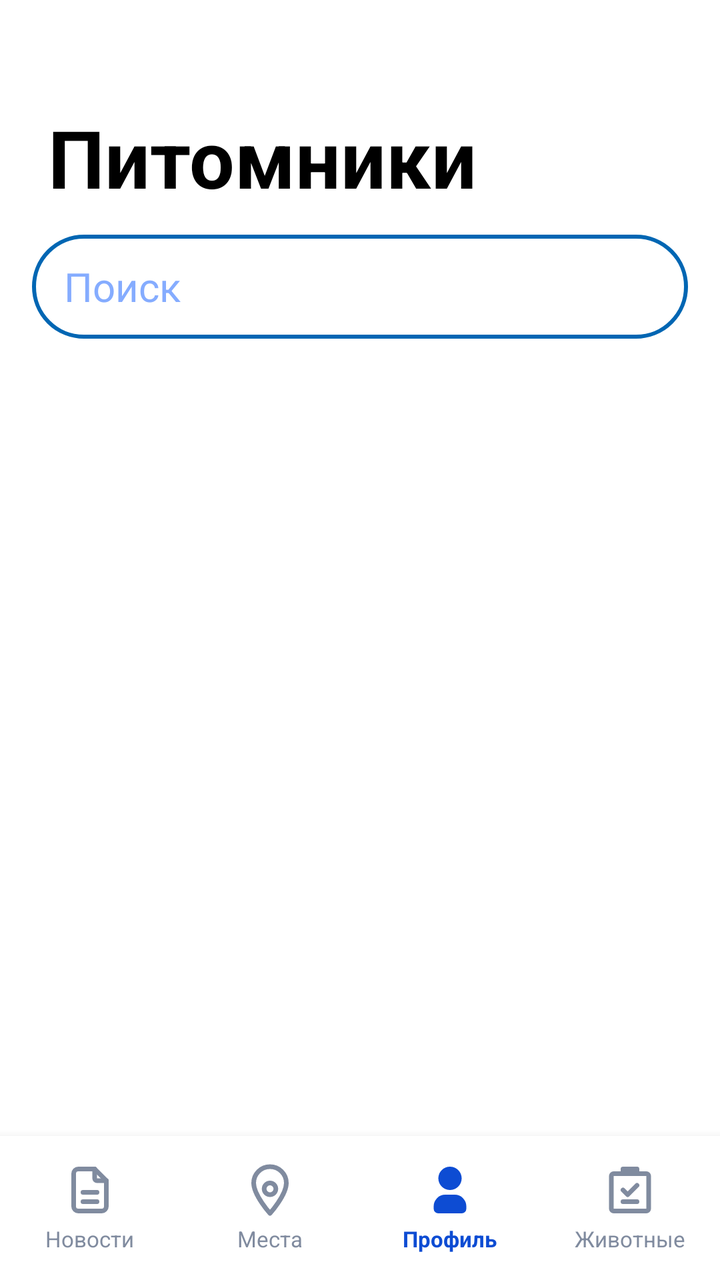
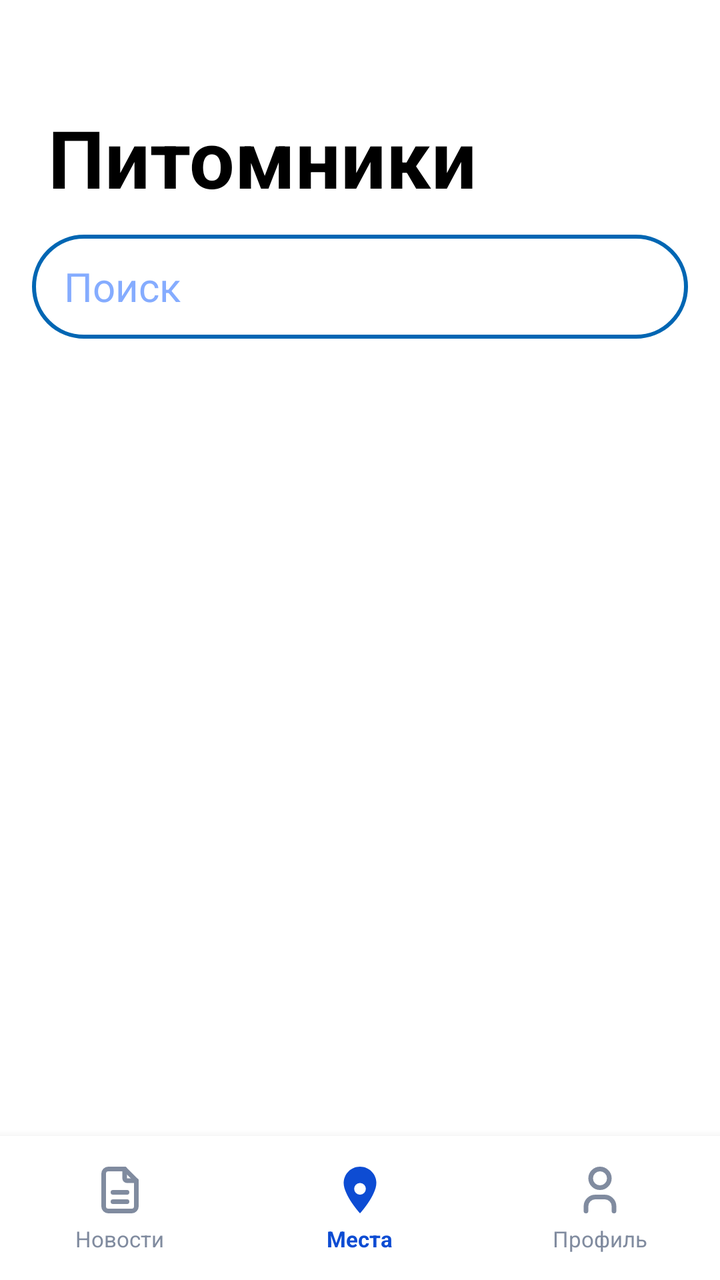

An Android layout rendered at two revisions. The XML below is the earlier revision; the diff shows what the commit changed to produce the second picture.
<!-- AndroidManifest.xml: application theme Theme.VetUslugi -->
<!-- res/layout/fragment_nurseries.xml -->
<?xml version="1.0" encoding="utf-8"?>
<androidx.constraintlayout.widget.ConstraintLayout xmlns:android="http://schemas.android.com/apk/res/android"
    xmlns:app="http://schemas.android.com/apk/res-auto"
    xmlns:tools="http://schemas.android.com/tools"
    android:layout_width="match_parent"
    android:layout_height="match_parent">

    <TextView
        android:id="@+id/nurseries"
        android:layout_width="wrap_content"
        android:layout_height="wrap_content"
        android:layout_marginStart="24dp"
        android:layout_marginTop="52dp"
        android:text="Питомники"
        android:textColor="?android:attr/colorPrimary"
        android:textSize="40sp"
        android:textStyle="bold"
        app:layout_constraintStart_toStartOf="parent"
        app:layout_constraintTop_toTopOf="parent" />

    <EditText
        android:id="@+id/etSearch"
        android:layout_width="0dp"
        android:layout_height="52dp"
        android:layout_marginStart="16dp"
        android:layout_marginEnd="16dp"
        android:layout_marginTop="12dp"
        android:background="@drawable/rounded_corners"
        android:hint="Поиск"
        android:inputType="text"
        android:paddingStart="16dp"
        android:paddingEnd="16dp"
        app:layout_constraintEnd_toEndOf="parent"
        app:layout_constraintStart_toStartOf="parent"
        app:layout_constraintTop_toBottomOf="@+id/nurseries" />

    <TextView
        android:id="@+id/tvEmptyState"
        android:layout_width="0dp"
        android:layout_height="wrap_content"
        android:layout_marginTop="48dp"
        android:gravity="center"
        android:text="Питомников пока нет"
        android:textColor="@color/blue"
        android:textSize="16sp"
        android:visibility="gone"
        app:layout_constraintEnd_toEndOf="parent"
        app:layout_constraintStart_toStartOf="parent"
        app:layout_constraintTop_toBottomOf="@+id/etSearch" />

    <androidx.recyclerview.widget.RecyclerView
        android:id="@+id/nurseriesRecycler"
        android:layout_width="0dp"
        android:layout_height="0dp"
        android:layout_marginTop="8dp"
        android:clipToPadding="false"
        android:paddingBottom="8dp"
        app:layout_constraintBottom_toTopOf="@+id/customBottomBar"
        app:layout_constraintEnd_toEndOf="parent"
        app:layout_constraintStart_toStartOf="parent"
        app:layout_constraintTop_toBottomOf="@+id/etSearch"
        tools:itemCount="4"
        tools:listitem="@layout/item_nursery" />

    <include
        android:id="@+id/customBottomBar"
        layout="@layout/nav_bar3"
        android:layout_width="match_parent"
        android:layout_height="72dp"
        app:layout_constraintBottom_toBottomOf="parent" />

</androidx.constraintlayout.widget.ConstraintLayout>
<!-- res/layout/item_nursery.xml (included above) -->
<com.google.android.material.card.MaterialCardView xmlns:android="http://schemas.android.com/apk/res/android"
    xmlns:app="http://schemas.android.com/apk/res-auto"
    android:layout_width="match_parent"
    android:layout_height="wrap_content"
    android:layout_margin="8dp"
    app:cardCornerRadius="16dp"
    app:cardElevation="4dp"
    app:strokeColor="@color/blue"
    app:strokeWidth="2dp"
    android:backgroundTint="?android:attr/background">

    <LinearLayout
        android:layout_width="match_parent"
        android:layout_height="wrap_content"
        android:orientation="horizontal"
        android:padding="12dp">

        <ImageView
            android:id="@+id/imageView"
            android:layout_width="96dp"
            android:layout_height="96dp"
            android:scaleType="centerCrop"
            android:layout_marginEnd="12dp"
            android:background="@drawable/nursery"
            android:clipToOutline="true" />

        <LinearLayout
            android:layout_width="0dp"
            android:layout_height="wrap_content"
            android:layout_weight="1"
            android:orientation="vertical">

            <TextView
                android:id="@+id/nameNurseryText"
                android:layout_width="wrap_content"
                android:layout_height="wrap_content"
                android:text="Название питомника"
                android:textColor="?android:attr/colorPrimary"
                android:textSize="16sp"
                android:textStyle="bold" />
            <LinearLayout
                android:layout_width="wrap_content"
                android:layout_height="wrap_content">
                <TextView
                    android:id="@+id/addressText"
                    android:textColor="?android:attr/colorPrimary"
                    android:layout_width="wrap_content"
                    android:layout_height="wrap_content"
                    android:text="Адрес:"
                    android:textSize="14sp"
                    android:layout_marginTop="4dp" />
                <TextView
                    android:id="@+id/addressNurseryInput"
                    android:layout_width="wrap_content"
                    android:layout_height="wrap_content"
                    android:text="default"
                    android:textColor="?android:attr/colorPrimary"
                    android:textSize="14sp"
                    android:layout_marginTop="4dp"
                    android:layout_marginStart="5dp"/>
            </LinearLayout>

            <LinearLayout
                android:layout_width="wrap_content"
                android:layout_height="wrap_content">

                <TextView
                    android:id="@+id/phoneText"
                    android:layout_width="wrap_content"
                    android:layout_height="wrap_content"
                    android:text="Телефон"
                    android:textColor="?android:attr/colorPrimary"
                    android:textSize="14sp"
                    android:layout_marginTop="2dp" />

                <TextView
                    android:id="@+id/phoneNurseryInput"
                    android:layout_width="wrap_content"
                    android:layout_height="wrap_content"
                    android:text="default"
                    android:textColor="?android:attr/colorPrimary"
                    android:textSize="14sp"
                    android:layout_marginTop="2dp"
                    android:layout_marginStart="5dp"/>
            </LinearLayout>

            <LinearLayout
                android:layout_width="wrap_content"
                android:layout_height="wrap_content">
                <TextView
                    android:id="@+id/descriptionText"
                    android:layout_width="wrap_content"
                    android:layout_height="wrap_content"
                    android:text="Описание"
                    android:textColor="?android:attr/colorPrimary"
                    android:textSize="13sp"
                    android:layout_marginTop="2dp" />
                <TextView
                    android:id="@+id/descriptionNurseryInput"
                    android:layout_width="wrap_content"
                    android:layout_height="wrap_content"
                    android:text="default"
                    android:textColor="?android:attr/colorPrimary"
                    android:textSize="13sp"
                    android:layout_marginTop="2dp"
                    android:layout_marginStart="5dp"/>
            </LinearLayout>

        </LinearLayout>
    </LinearLayout>

</com.google.android.material.card.MaterialCardView>
<!-- res/layout/nav_bar3.xml (included above) -->
<?xml version="1.0" encoding="utf-8"?>
<LinearLayout
    xmlns:android="http://schemas.android.com/apk/res/android"
    android:id="@+id/customBottomBar"
    android:layout_width="match_parent"
    android:layout_height="72dp"
    android:orientation="horizontal"
    android:background="?android:attr/background"
    android:gravity="center"
    android:weightSum="4"
    android:elevation="8dp">

    
    <LinearLayout
        android:id="@+id/nav_news"
        android:layout_width="0dp"
        android:layout_height="match_parent"
        android:layout_weight="1"
        android:gravity="center"
        android:orientation="vertical"
        android:paddingTop="8dp"
        android:paddingBottom="8dp">
        <ImageView
            android:id="@+id/icon_news"
            android:layout_width="28dp"
            android:layout_height="28dp"
            android:src="@drawable/news" />
        <TextView
            android:layout_width="wrap_content"
            android:layout_height="wrap_content"
            android:layout_marginTop="3dp"
            android:text="Новости"
            android:textSize="11sp"
            android:textColor="@color/icon_gray" />
    </LinearLayout>

    
    <LinearLayout
        android:id="@+id/nav_places"
        android:layout_width="0dp"
        android:layout_height="match_parent"
        android:layout_weight="1"
        android:gravity="center"
        android:orientation="vertical"
        android:paddingTop="8dp"
        android:paddingBottom="8dp">
        <ImageView
            android:id="@+id/icon_places"
            android:layout_width="28dp"
            android:layout_height="28dp"
            android:src="@drawable/places" />
        <TextView
            android:layout_width="wrap_content"
            android:layout_height="wrap_content"
            android:layout_marginTop="3dp"
            android:text="Места"
            android:textSize="11sp"
            android:textColor="@color/icon_gray" />
    </LinearLayout>

    
    <LinearLayout
        android:id="@+id/nav_profile"
        android:layout_width="0dp"
        android:layout_height="match_parent"
        android:layout_weight="1"
        android:gravity="center"
        android:orientation="vertical"
        android:paddingTop="8dp"
        android:paddingBottom="8dp">
        <ImageView
            android:id="@+id/icon_profile"
            android:layout_width="28dp"
            android:layout_height="28dp"
            android:src="@drawable/profileselected" />
        <TextView
            android:layout_width="wrap_content"
            android:layout_height="wrap_content"
            android:layout_marginTop="3dp"
            android:text="Профиль"
            android:textSize="11sp"
            android:textColor="@color/icon_blue"
            android:textStyle="bold" />
    </LinearLayout>

    
    <LinearLayout
        android:id="@+id/nav_survey"
        android:layout_width="0dp"
        android:layout_height="match_parent"
        android:layout_weight="1"
        android:gravity="center"
        android:orientation="vertical"
        android:paddingTop="8dp"
        android:paddingBottom="8dp">
        <ImageView
            android:id="@+id/icon_survey"
            android:layout_width="28dp"
            android:layout_height="28dp"
            android:src="@drawable/survey" />
        <TextView
            android:layout_width="wrap_content"
            android:layout_height="wrap_content"
            android:layout_marginTop="3dp"
            android:text="Животные"
            android:textSize="11sp"
            android:textColor="@color/icon_gray" />
    </LinearLayout>

</LinearLayout>
<!-- resources referenced by this layout -->
<resources>
  <color name="blue">#0066B3</color>
  <color name="icon_blue">#0D4CD3</color>
  <color name="icon_gray">#808B9F</color>
  <!-- drawable places (drawable) -->
  <vector xmlns:android="http://schemas.android.com/apk/res/android"
      android:width="24dp"
      android:height="24dp"
      android:viewportWidth="24"
      android:viewportHeight="24">
    <path
        android:pathData="M12,2C8.13,2 5,5.13 5,9c0,5.25 7,13 7,13s7,-7.75 7,-13c0,-3.87 -3.13,-7 -7,-7z"
        android:strokeLineJoin="round"
        android:strokeWidth="2"
        android:fillColor="#00000000"
        android:strokeColor="@color/icon_gray"
        android:strokeLineCap="round"/>
    <path
        android:pathData="M12,11.5m-2.5,0a2.5,2.5 0,1 1,5 0a2.5,2.5 0,1 1,-5 0"
        android:strokeLineJoin="round"
        android:strokeWidth="2"
        android:fillColor="#00000000"
        android:strokeColor="@color/icon_gray"
        android:strokeLineCap="round"/>
  </vector>
  <!-- drawable profileselected (drawable) -->
  <vector xmlns:android="http://schemas.android.com/apk/res/android"
      android:width="24dp"
      android:height="24dp"
      android:viewportWidth="24"
      android:viewportHeight="24">
    <path
        android:pathData="M12,2a5,5 0,1 1,-5 5l0.005,-0.217a5,5 0,0 1,4.995 -4.783z"
        android:fillColor="@color/icon_blue"/>
    <path
        android:pathData="M14,14a5,5 0,0 1,5 5v1a2,2 0,0 1,-2 2h-10a2,2 0,0 1,-2 -2v-1a5,5 0,0 1,5 -5h4z"
        android:fillColor="@color/icon_blue"/>
  </vector>
  <!-- drawable survey (drawable) -->
  <vector xmlns:android="http://schemas.android.com/apk/res/android"
      android:width="24dp"
      android:height="24dp"
      android:viewportWidth="24"
      android:viewportHeight="24">
      <path
          android:fillColor="#00000000"
          android:pathData="M19,5H5A1,1 0 0,0 4,6V20A1,1 0 0,0 5,21H19A1,1 0 0,0 20,20V6A1,1 0 0,0 19,5Z"
          android:strokeColor="@color/icon_gray"
          android:strokeLineCap="round"
          android:strokeLineJoin="round"
          android:strokeWidth="2" />
      <path
          android:fillColor="#00000000"
          android:pathData="M15,5V3H9V5"
          android:strokeColor="@color/icon_gray"
          android:strokeLineCap="round"
          android:strokeLineJoin="round"
          android:strokeWidth="2" />
      <path
          android:fillColor="#00000000"
          android:pathData="M9,12L11,14L15,10"
          android:strokeColor="@color/icon_gray"
          android:strokeLineCap="round"
          android:strokeLineJoin="round"
          android:strokeWidth="2" />
      <path
          android:fillColor="#00000000"
          android:pathData="M9,17H15"
          android:strokeColor="@color/icon_gray"
          android:strokeLineCap="round"
          android:strokeLineJoin="round"
          android:strokeWidth="2" />
  </vector>
  <style name="Theme.VetUslugi" parent="Base.Theme.VetUslugi" />
  <style name="TextView" parent="android:Widget.TextView">
          <item name="android:textSize">20sp</item>
          <item name="android:textColor">@color/black</item>
      </style>
  <style name="EditText" parent="android:Widget.EditText">
          <item name="android:textColorHint">@color/light_blue</item>
          <item name="android:textSize">20sp</item>
          <item name="android:textColor">@color/blue</item>
          <item name="android:background">@drawable/rounded_corners</item>
      </style>
  <style name="BlueCheckBoxStyle" parent="Widget.AppCompat.CompoundButton.CheckBox">
          <item name="android:buttonTint">@color/checkbox_blue_tint</item>
      </style>
  <color name="white">#FFFFFF</color>
  <color name="black">#000000</color>
  <style name="ShapeAppearance.VetUslugi.Button" parent="ShapeAppearance.MaterialComponents.SmallComponent">
          <item name="cornerFamily">rounded</item>
          <item name="cornerSize">8dp</item>
      </style>
  <color name="light_blue">#85ACFF</color>
  <!-- unchanged entries left out for length: 5 -->
</resources>

<!-- the commit's change to res/layout/fragment_nurseries.xml (unified diff, before → after) -->
@@ -64,7 +64,7 @@
 
     <include
         android:id="@+id/customBottomBar"
-        layout="@layout/nav_bar3"
+        layout="@layout/nav_bar2"
         android:layout_width="match_parent"
         android:layout_height="72dp"
         app:layout_constraintBottom_toBottomOf="parent" />
@@ -183,7 +183,7 @@
     </LinearLayout>
 
 </com.google.android.material.card.MaterialCardView>
-<!-- res/layout/nav_bar3.xml (included above) -->
+<!-- res/layout/nav_bar2.xml (included above) -->
 <?xml version="1.0" encoding="utf-8"?>
 <LinearLayout
     xmlns:android="http://schemas.android.com/apk/res/android"
@@ -193,7 +193,7 @@
     android:orientation="horizontal"
     android:background="?android:attr/background"
     android:gravity="center"
-    android:weightSum="4"
+    android:weightSum="3"
     android:elevation="8dp">
 
     
@@ -234,14 +234,15 @@
             android:id="@+id/icon_places"
             android:layout_width="28dp"
             android:layout_height="28dp"
-            android:src="@drawable/places" />
+            android:src="@drawable/placesselected" />
         <TextView
             android:layout_width="wrap_content"
             android:layout_height="wrap_content"
             android:layout_marginTop="3dp"
             android:text="Места"
             android:textSize="11sp"
-            android:textColor="@color/icon_gray" />
+            android:textColor="@color/icon_blue"
+            android:textStyle="bold" />
     </LinearLayout>
 
     
@@ -258,38 +259,13 @@
             android:id="@+id/icon_profile"
             android:layout_width="28dp"
             android:layout_height="28dp"
-            android:src="@drawable/profileselected" />
+            android:src="@drawable/profile" />
         <TextView
             android:layout_width="wrap_content"
             android:layout_height="wrap_content"
             android:layout_marginTop="3dp"
             android:text="Профиль"
             android:textSize="11sp"
-            android:textColor="@color/icon_blue"
-            android:textStyle="bold" />
-    </LinearLayout>
-
-    
-    <LinearLayout
-        android:id="@+id/nav_survey"
-        android:layout_width="0dp"
-        android:layout_height="match_parent"
-        android:layout_weight="1"
-        android:gravity="center"
-        android:orientation="vertical"
-        android:paddingTop="8dp"
-        android:paddingBottom="8dp">
-        <ImageView
-            android:id="@+id/icon_survey"
-            android:layout_width="28dp"
-            android:layout_height="28dp"
-            android:src="@drawable/survey" />
-        <TextView
-            android:layout_width="wrap_content"
-            android:layout_height="wrap_content"
-            android:layout_marginTop="3dp"
-            android:text="Животные"
-            android:textSize="11sp"
             android:textColor="@color/icon_gray" />
     </LinearLayout>
 
<!-- resource entries referenced after the edit -->
@@ -3,7 +3,7 @@
   <color name="blue">#0066B3</color>
   <color name="icon_blue">#0D4CD3</color>
   <color name="icon_gray">#808B9F</color>
-  <!-- drawable places (drawable) -->
+  <!-- drawable placesselected (drawable) -->
   <vector xmlns:android="http://schemas.android.com/apk/res/android"
       android:width="24dp"
       android:height="24dp"
@@ -11,66 +11,31 @@
       android:viewportHeight="24">
     <path
         android:pathData="M12,2C8.13,2 5,5.13 5,9c0,5.25 7,13 7,13s7,-7.75 7,-13c0,-3.87 -3.13,-7 -7,-7z"
+        android:fillColor="@color/icon_blue"/>
+    <path
+        android:pathData="M12,11.5m-2.5,0a2.5,2.5 0,1 1,5 0a2.5,2.5 0,1 1,-5 0"
+        android:fillColor="@color/white"/>
+  </vector>
+  <!-- drawable profile (drawable) -->
+  <vector xmlns:android="http://schemas.android.com/apk/res/android"
+      android:width="24dp"
+      android:height="24dp"
+      android:viewportWidth="24"
+      android:viewportHeight="24">
+    <path
+        android:pathData="M8,7a4,4 0,1 0,8 0a4,4 0,0 0,-8 0"
         android:strokeLineJoin="round"
         android:strokeWidth="2"
         android:fillColor="#00000000"
         android:strokeColor="@color/icon_gray"
         android:strokeLineCap="round"/>
     <path
-        android:pathData="M12,11.5m-2.5,0a2.5,2.5 0,1 1,5 0a2.5,2.5 0,1 1,-5 0"
+        android:pathData="M6,21v-2a4,4 0,0 1,4 -4h4a4,4 0,0 1,4 4v2"
         android:strokeLineJoin="round"
         android:strokeWidth="2"
         android:fillColor="#00000000"
         android:strokeColor="@color/icon_gray"
         android:strokeLineCap="round"/>
-  </vector>
-  <!-- drawable profileselected (drawable) -->
-  <vector xmlns:android="http://schemas.android.com/apk/res/android"
-      android:width="24dp"
-      android:height="24dp"
-      android:viewportWidth="24"
-      android:viewportHeight="24">
-    <path
-        android:pathData="M12,2a5,5 0,1 1,-5 5l0.005,-0.217a5,5 0,0 1,4.995 -4.783z"
-        android:fillColor="@color/icon_blue"/>
-    <path
-        android:pathData="M14,14a5,5 0,0 1,5 5v1a2,2 0,0 1,-2 2h-10a2,2 0,0 1,-2 -2v-1a5,5 0,0 1,5 -5h4z"
-        android:fillColor="@color/icon_blue"/>
-  </vector>
-  <!-- drawable survey (drawable) -->
-  <vector xmlns:android="http://schemas.android.com/apk/res/android"
-      android:width="24dp"
-      android:height="24dp"
-      android:viewportWidth="24"
-      android:viewportHeight="24">
-      <path
-          android:fillColor="#00000000"
-          android:pathData="M19,5H5A1,1 0 0,0 4,6V20A1,1 0 0,0 5,21H19A1,1 0 0,0 20,20V6A1,1 0 0,0 19,5Z"
-          android:strokeColor="@color/icon_gray"
-          android:strokeLineCap="round"
-          android:strokeLineJoin="round"
-          android:strokeWidth="2" />
-      <path
-          android:fillColor="#00000000"
-          android:pathData="M15,5V3H9V5"
-          android:strokeColor="@color/icon_gray"
-          android:strokeLineCap="round"
-          android:strokeLineJoin="round"
-          android:strokeWidth="2" />
-      <path
-          android:fillColor="#00000000"
-          android:pathData="M9,12L11,14L15,10"
-          android:strokeColor="@color/icon_gray"
-          android:strokeLineCap="round"
-          android:strokeLineJoin="round"
-          android:strokeWidth="2" />
-      <path
-          android:fillColor="#00000000"
-          android:pathData="M9,17H15"
-          android:strokeColor="@color/icon_gray"
-          android:strokeLineCap="round"
-          android:strokeLineJoin="round"
-          android:strokeWidth="2" />
   </vector>
   <style name="Theme.VetUslugi" parent="Base.Theme.VetUslugi" />
   <style name="TextView" parent="android:Widget.TextView">
